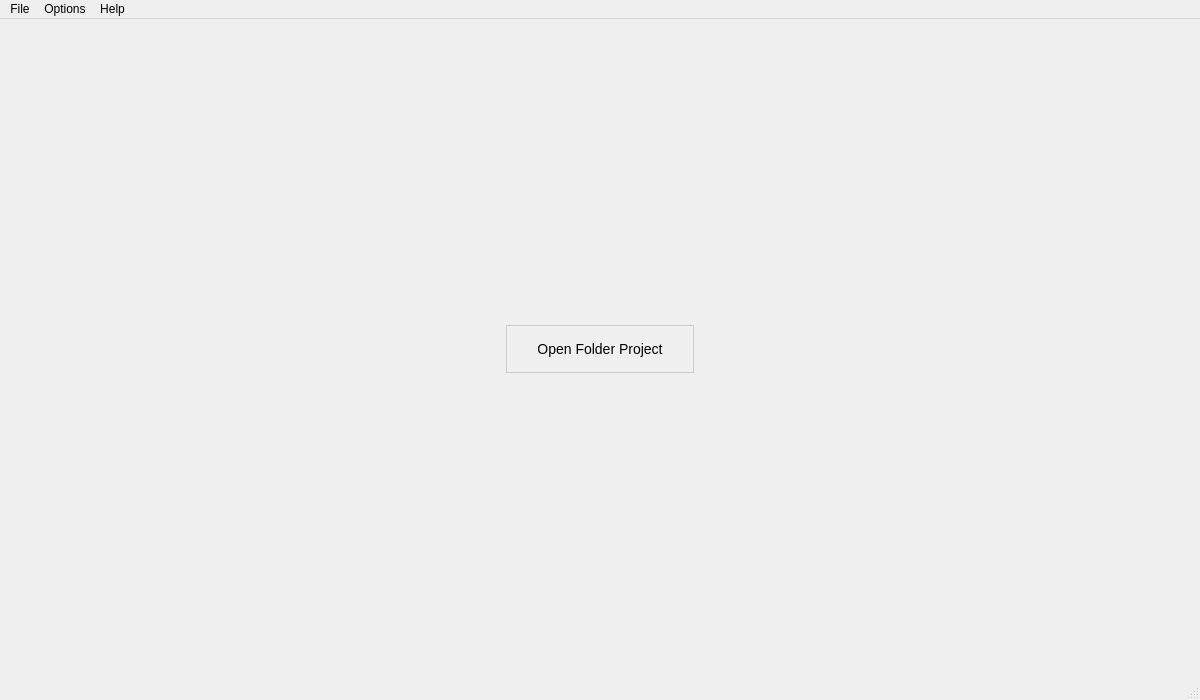
Qt form mainwindow.ui (ahmadardani/nafuda) before a commit.
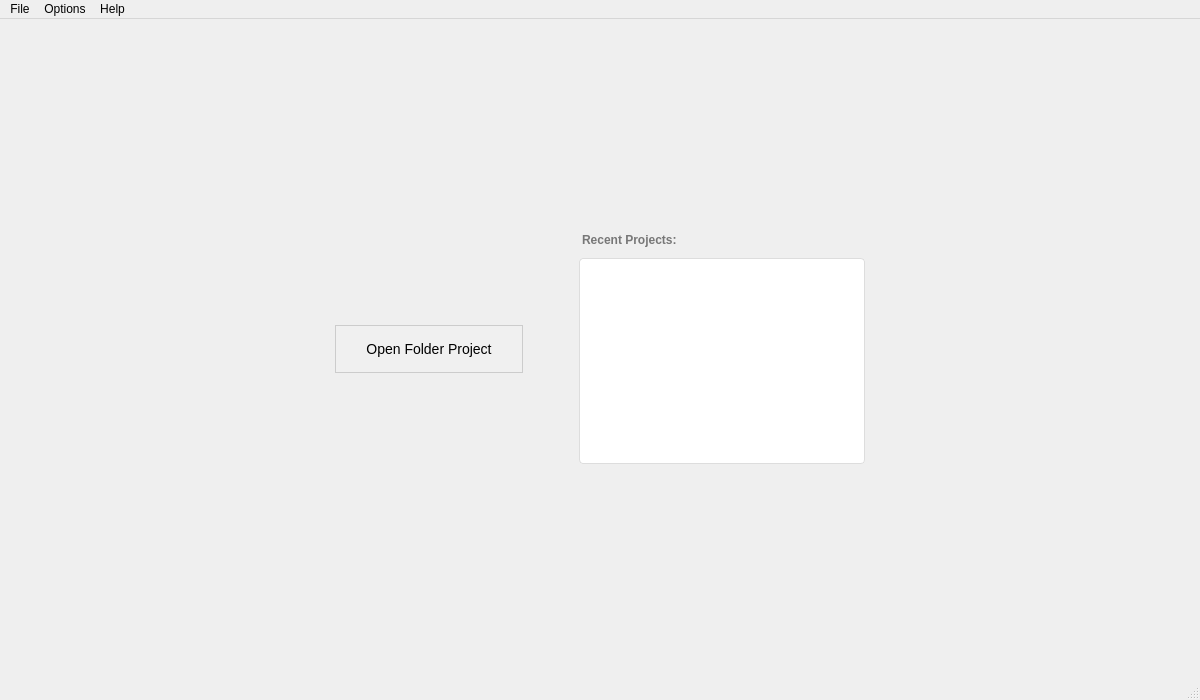
The same form after that commit.

Commit message: feat: enhance recent projects functionality with improved UI and status updates

Diff of the .ui file:
```diff
--- a/mainwindow.ui
+++ b/mainwindow.ui
@@ -33,31 +33,37 @@
        <number>0</number>
       </property>
       <widget class="QWidget" name="pageWelcome">
-       <layout class="QVBoxLayout" name="verticalLayout_2">
+       <layout class="QHBoxLayout" name="horizontalLayout_Welcome">
+        <property name="leftMargin">
+         <number>50</number>
+        </property>
+        <property name="rightMargin">
+         <number>50</number>
+        </property>
         <item>
-         <spacer name="verticalSpacer_1">
+         <spacer name="horizontalSpacer_LeftOuter">
           <property name="orientation">
-           <enum>Qt::Vertical</enum>
+           <enum>Qt::Horizontal</enum>
           </property>
           <property name="sizeHint" stdset="0">
            <size>
-            <width>20</width>
-            <height>40</height>
+            <width>40</width>
+            <height>20</height>
            </size>
           </property>
          </spacer>
         </item>
         <item>
-         <layout class="QHBoxLayout" name="horizontalLayout_Center">
+         <layout class="QVBoxLayout" name="verticalLayout_LeftAction">
           <item>
-           <spacer name="horizontalSpacer_1">
+           <spacer name="verticalSpacer_3">
             <property name="orientation">
-             <enum>Qt::Horizontal</enum>
+             <enum>Qt::Vertical</enum>
             </property>
             <property name="sizeHint" stdset="0">
              <size>
-              <width>40</width>
-              <height>20</height>
+              <width>20</width>
+              <height>40</height>
              </size>
             </property>
            </spacer>
@@ -76,14 +82,14 @@
            </widget>
           </item>
           <item>
-           <spacer name="horizontalSpacer_2">
+           <spacer name="verticalSpacer_4">
             <property name="orientation">
-             <enum>Qt::Horizontal</enum>
+             <enum>Qt::Vertical</enum>
             </property>
             <property name="sizeHint" stdset="0">
              <size>
-              <width>40</width>
-              <height>20</height>
+              <width>20</width>
+              <height>40</height>
              </size>
             </property>
            </spacer>
@@ -91,14 +97,92 @@
          </layout>
         </item>
         <item>
-         <spacer name="verticalSpacer_2">
+         <spacer name="horizontalSpacer_Middle">
           <property name="orientation">
-           <enum>Qt::Vertical</enum>
+           <enum>Qt::Horizontal</enum>
           </property>
+          <property name="sizeType">
+           <enum>QSizePolicy::Fixed</enum>
+          </property>
           <property name="sizeHint" stdset="0">
            <size>
-            <width>20</width>
-            <height>40</height>
+            <width>50</width>
+            <height>20</height>
+           </size>
+          </property>
+         </spacer>
+        </item>
+        <item>
+         <layout class="QVBoxLayout" name="verticalLayout_RightRecent">
+          <item>
+           <spacer name="verticalSpacer_5">
+            <property name="orientation">
+             <enum>Qt::Vertical</enum>
+            </property>
+            <property name="sizeHint" stdset="0">
+             <size>
+              <width>20</width>
+              <height>40</height>
+             </size>
+            </property>
+           </spacer>
+          </item>
+          <item>
+           <widget class="QLabel" name="lblRecentTitle">
+            <property name="styleSheet">
+             <string notr="true">color: #777; font-weight: bold; margin-bottom: 5px;</string>
+            </property>
+            <property name="text">
+             <string>Recent Projects:</string>
+            </property>
+            <property name="alignment">
+             <set>Qt::AlignLeading|Qt::AlignLeft|Qt::AlignVCenter</set>
+            </property>
+           </widget>
+          </item>
+          <item>
+           <widget class="QListWidget" name="listWelcomeRecent">
+            <property name="maximumSize">
+             <size>
+              <width>16777215</width>
+              <height>400</height>
+             </size>
+            </property>
+            <property name="styleSheet">
+             <string notr="true">QListWidget { border: 1px solid #ddd; background: #fff; border-radius: 4px; } QListWidget::item { padding: 8px; border-bottom: 1px solid #eee; } QListWidget::item:hover { background: #f5f5f5; }</string>
+            </property>
+            <property name="frameShape">
+             <enum>QFrame::NoFrame</enum>
+            </property>
+            <property name="alternatingRowColors">
+             <bool>false</bool>
+            </property>
+           </widget>
+          </item>
+          <item>
+           <spacer name="verticalSpacer_6">
+            <property name="orientation">
+             <enum>Qt::Vertical</enum>
+            </property>
+            <property name="sizeHint" stdset="0">
+             <size>
+              <width>20</width>
+              <height>40</height>
+             </size>
+            </property>
+           </spacer>
+          </item>
+         </layout>
+        </item>
+        <item>
+         <spacer name="horizontalSpacer_RightOuter">
+          <property name="orientation">
+           <enum>Qt::Horizontal</enum>
+          </property>
+          <property name="sizeHint" stdset="0">
+           <size>
+            <width>40</width>
+            <height>20</height>
            </size>
           </property>
          </spacer>
```
The commit also changes 2 other files.
